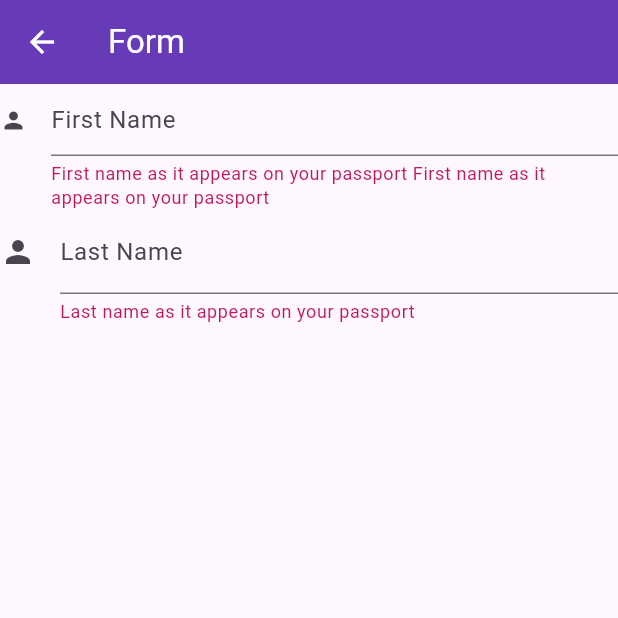
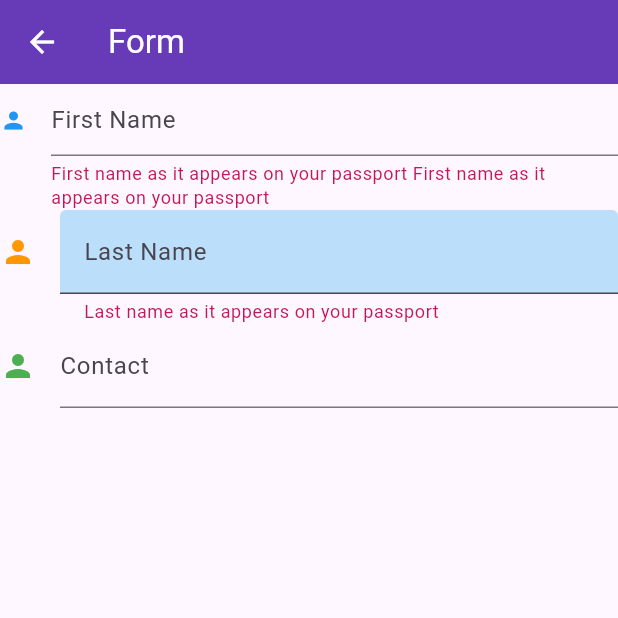
Before and after one commit to Morg-2025/flutter_components, a Flutter app: the ScreenForm screen opened directly, on a phone screen of 412 x 824 dp, the top half of it. Run offline on Flutter 3.47's test engine with Material 3 defaults, Android fonts, the phone set to English and light mode, and no system bars; drawn by our look-alikes of flutter_form_builder; our stand-ins replace fluttertoast.

Commit message:
2 changed

```diff
--- a/lib/Screens/screen_form.dart
+++ b/lib/Screens/screen_form.dart
@@ -49,6 +49,7 @@ class _ScreenFormState extends State<ScreenForm> {
                       //counter: Text("2"),
                       labelText: "First Name",
                       icon: Icon(Icons.person),
+                      iconColor: Colors.blue,
                       helperText:
                           "First name as it appears on your passport First name as it appears on your passport",
                       helperStyle: TextStyle(color: Colors.pink.shade700),
@@ -57,12 +58,33 @@ class _ScreenFormState extends State<ScreenForm> {
                     ),
                   ),
                   FormBuilderTextField(
+                    textInputAction: TextInputAction.next,
                     name: "last name",
+                    onChanged: (val){
+                      print(val);
+                    },
                     decoration: InputDecoration(
+                      hintText: "Enter your last name",
                       labelText: "Last Name",
                       icon: Icon(Icons.person),
+                      iconColor: Colors.orange,
+                      fillColor: Colors.blue.shade100,
+                      filled: true,
                       helperText: "Last name as it appears on your passport",
                       helperStyle: TextStyle(color: Colors.pink.shade700),
+                    ),
+                  ),
+                  FormBuilderTextField(
+                    name: "phone number",
+                    keyboardType:TextInputType.phone ,
+                    onChanged: (val){
+                      print(val);
+                    },
+                    decoration: InputDecoration(
+                      labelText: "Contact",
+                      icon: Icon(Icons.person),
+                      iconColor: Colors.green,
+                      helperStyle: TextStyle(color: Colors.pink.shade700, fontSize: 16),
                     ),
                   ),
                 ],
--- a/lib/Screens/screen_toast.dart
+++ b/lib/Screens/screen_toast.dart
@@ -34,10 +34,10 @@ makeToast();
     print("making toast");
     Fluttertoast.showToast(
         msg: "This is Center Short Toast",
-        toastLength: Toast.LENGTH_SHORT,
-        gravity: ToastGravity.CENTER,
+        toastLength: Toast.LENGTH_LONG,
+        gravity: ToastGravity.TOP,
         timeInSecForIosWeb: 1,
-        backgroundColor: Colors.red,
+        backgroundColor: Colors.blue,
         textColor: Colors.white,
         fontSize: 16.0
     );
```
